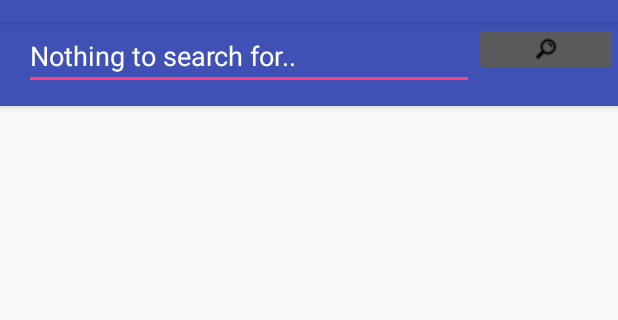
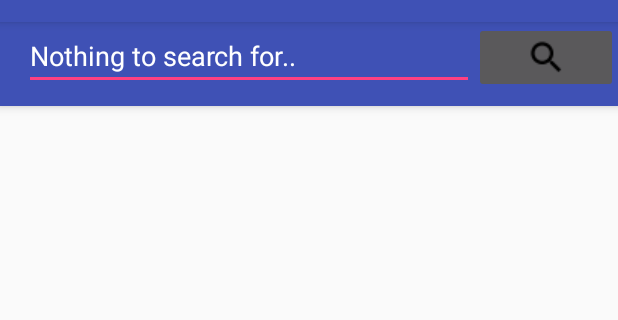
Before and after one commit to ADKA1987/3Locater, an Android app: the SearchActivity screen opened directly, with no data from a screen before it, after a tap on an icon or button, on a phone screen of 412 x 824 dp, the part 62-382 px from its top. Run offline under Robolectric (Android 15) with nearby library versions, the phone set to English and light mode, and no system bars.

Commit message:
Search Api
Search Api works

```diff
--- a/app/src/main/java/a3locater/tre/se/a3locater/SearchActivity.java
+++ b/app/src/main/java/a3locater/tre/se/a3locater/SearchActivity.java
@@ -17,7 +17,7 @@ import a3locater.tre.se.a3locater.util.Search;
 public class SearchActivity extends AppCompatActivity {
     private EditText searchText;
     private ImageButton searchBtn;
-    private String searchUrl = "https://taptocheckin.herokuapp.com/checkin/getUserLocation";
+    private String searchUrl = "https://taptocheckin.herokuapp.com/checkin/getUserLocation?name=";
 
     @Override
     protected void onCreate(Bundle savedInstanceState) {
@@ -37,9 +37,10 @@ public class SearchActivity extends AppCompatActivity {
                 if(null == searchText.getText().toString() ||searchText.getText().toString().isEmpty() ){
                     searchText.setText("Nothing to search for..");
                 }else {
+                    System.out.println("Entry to get execute search");
                     AsyncTask<String, String, EmployeeNames> execute = new Search(searchUrl , searchText.getText().toString()).execute();
                     try {
-                        System.out.println(execute.get());
+                        System.out.println("Trying to get execute search");
                         setEmployeesNames(execute.get());
 
                     } catch (InterruptedException e) {
--- a/app/src/main/java/a3locater/tre/se/a3locater/util/Search.java
+++ b/app/src/main/java/a3locater/tre/se/a3locater/util/Search.java
@@ -96,6 +96,7 @@ public class Search extends AsyncTask<String, String, EmployeeNames> {
             regUrl = new URL(url+userName);
             urlConnection = (HttpURLConnection) regUrl.openConnection();
             urlConnection.setRequestMethod("GET");
+            Log.v("UrlConnection",  urlConnection.getContent().toString());
             int responseCode = urlConnection.getResponseCode();
             String responseMessage = urlConnection.getResponseMessage();
             if(responseCode == HttpURLConnection.HTTP_OK){
@@ -123,7 +124,7 @@ public class Search extends AsyncTask<String, String, EmployeeNames> {
 
             JSONObject jObj = new JSONObject(responseString);
             String name = jObj.getString("name");
-            String location = jObj.getString("location");
+            String location = jObj.getString("locationId");
             // String isbn = items.getJSONObject(i).getJSONObject("volumeInfo").getJSONArray("industryIdentifiers").getJSONObject(1).getString("identifier");
             //the value of progress is a placeholder here....
             employeeName = new EmployeeNames(name, location, null);
--- a/app/src/main/res/layout/activity_search.xml
+++ b/app/src/main/res/layout/activity_search.xml
@@ -40,8 +40,11 @@
                 android:layout_height="wrap_content"
                 android:layout_weight="1"
                 android:visibility="visible"
-                app:srcCompat="@drawable/search16x16" />
+                app:srcCompat="@drawable/searchmaterial" />
         </LinearLayout>
+
+    </android.support.design.widget.AppBarLayout>
+
     <ScrollView
         android:id="@+id/search_form"
         android:layout_width="match_parent"
@@ -60,8 +63,5 @@
 
 
     </ScrollView>
-    </android.support.design.widget.AppBarLayout>
-
-
 
 </android.support.constraint.ConstraintLayout>
```
Also changed, not shown: app/src/main/res/drawable/searchmaterial.png (added). Lines whose indentation alone changed are shown as unchanged.
